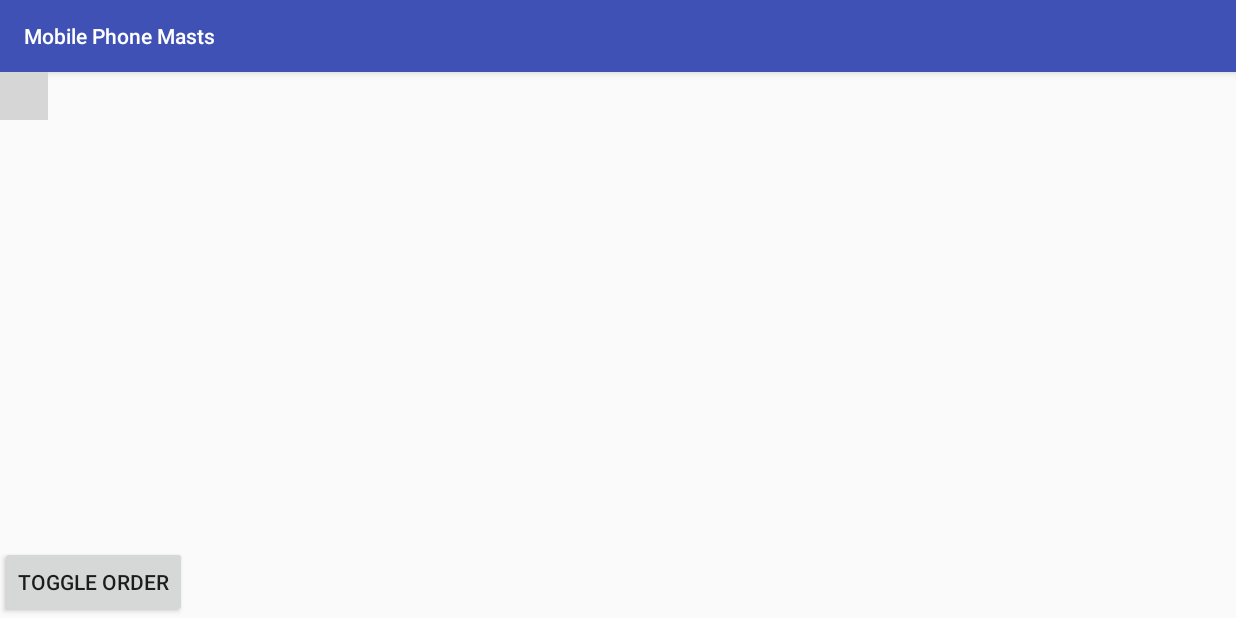
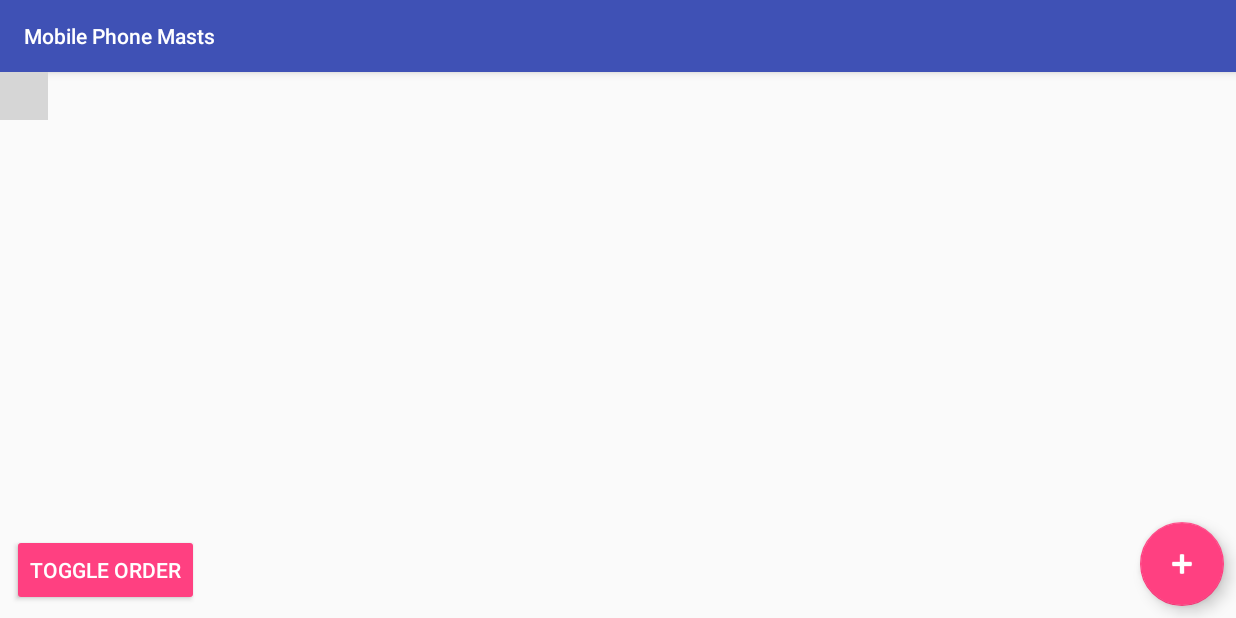
Before and after one commit to thomas-searle/mobile-phone-masts, an Android app: the screen it shows after launch (MainActivity), on a phone screen of 824 x 412 dp (held sideways). Run offline under Robolectric (Android 15) with nearby library versions, the phone set to English and light mode, and no system bars; our stand-ins replace Dagger/Hilt's generated code, Room's generated code; libraries missing offline, so code that uses them is left out: com.facebook.stetho, de.codecrafters.tableview; 21 statements that could not run were skipped; grey boxes are pictures that could not be loaded.

Commit message:
Added floating action button which will trigger add mast process

```diff
--- a/app/build.gradle
+++ b/app/build.gradle
@@ -22,9 +22,11 @@ dependencies {
     def lifecycle_version = "1.1.1"
     def dagger_version = "2.16"
     def room_version = "1.1.1"
+    def support_version = "27.1.1"
 
     implementation fileTree(dir: 'libs', include: ['*.jar'])
-    implementation 'com.android.support:appcompat-v7:27.1.1'
+    implementation "com.android.support:appcompat-v7:$support_version"
+    implementation "com.android.support:design:$support_version"
     implementation 'com.android.support.constraint:constraint-layout:1.1.2'
     testImplementation 'junit:junit:4.12'
     androidTestImplementation 'com.android.support.test:runner:1.0.2'
--- a/app/src/main/res/layout/home_fragment.xml
+++ b/app/src/main/res/layout/home_fragment.xml
@@ -14,11 +14,25 @@
 
     </HorizontalScrollView>
 
+    <!-- Toggle Order Button -->
     <Button
+        style="@style/Widget.AppCompat.Button.Colored"
         android:id="@+id/btn_toggle_order"
         android:layout_width="wrap_content"
         android:layout_height="wrap_content"
         android:layout_alignParentBottom="true"
+        android:layout_margin="8dp"
         android:text="@string/btn_toggle_order"/>
 
+    <android.support.design.widget.FloatingActionButton
+        android:id="@+id/fab_add_mast"
+        android:layout_width="wrap_content"
+        android:layout_height="wrap_content"
+        android:layout_alignParentBottom="true"
+        android:layout_alignParentRight="true"
+        android:layout_alignParentEnd="true"
+        android:src="@android:drawable/ic_input_add"
+        android:tint="@android:color/white"
+        android:layout_margin="8dp" />
+
 </RelativeLayout>
```
